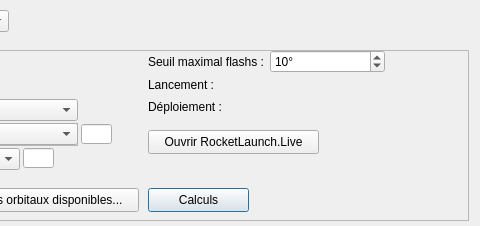
This is src/interface/onglets/previsions/calculsstarlink.ui in mconsidine/previsat_archive as Qt 5 draws it before an edit; both pictures show x 312 to 792 and y 0 to 226 of the 792 by 226 pixel window. The edited form follows.
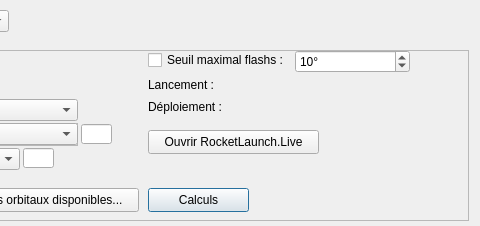
This is the edited form.

Commit message: Correction dans le calcul des Starlink

Diff of the .ui file:
```diff
--- a/src/interface/onglets/previsions/calculsstarlink.ui
+++ b/src/interface/onglets/previsions/calculsstarlink.ui
@@ -530,7 +530,7 @@
      <rect>
       <x>440</x>
       <y>28</y>
-      <width>271</width>
+      <width>311</width>
       <height>42</height>
      </rect>
     </property>
@@ -599,18 +599,11 @@
      <rect>
       <x>440</x>
       <y>0</y>
-      <width>271</width>
+      <width>311</width>
       <height>24</height>
      </rect>
     </property>
     <layout class="QFormLayout" name="formLayout">
-     <item row="0" column="0">
-      <widget class="QLabel" name="lbl_seuilMaximalFlashsStarlink">
-       <property name="text">
-        <string>Seuil maximal flashs :</string>
-       </property>
-      </widget>
-     </item>
      <item row="0" column="1">
       <widget class="QSpinBox" name="seuilMaximalFlashsStarlink">
        <property name="maximumSize">
@@ -636,6 +629,13 @@
        </property>
       </widget>
      </item>
+     <item row="0" column="0">
+      <widget class="QCheckBox" name="choixSeuilMaximalFlashsStarlink">
+       <property name="text">
+        <string>Seuil maximal flashs :</string>
+       </property>
+      </widget>
+     </item>
     </layout>
    </widget>
   </widget>
```
The commit also changes 6 other files.
